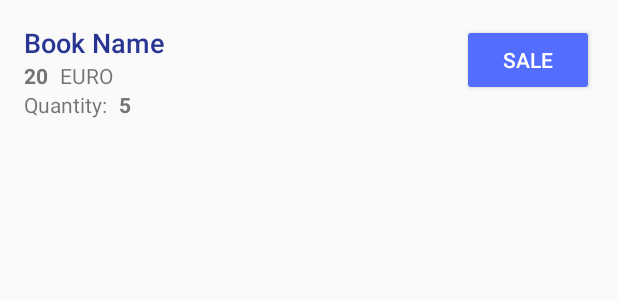
After one commit to natasak/InventoryApp, an Android app: the layout list_item.xml on its own in the app's theme, with its tools: preview values and no code run, on a phone screen of 412 x 824 dp. The commit adds this screen. Shown: the top 300 px of the screen. Run offline under Robolectric (Android 15) with nearby library versions, the phone set to English and light mode, and no system bars.

Commit message:
Updated UI for list of books in ListView with CursorAdapter.

```diff
--- /dev/null
+++ b/app/src/main/res/layout/list_item.xml
@@ -0,0 +1,67 @@
+<?xml version="1.0" encoding="utf-8"?>
+
+<!-- Layout for a single list item in the list of books -->
+<RelativeLayout xmlns:android="http://schemas.android.com/apk/res/android"
+    android:layout_width="match_parent"
+    android:layout_height="wrap_content"
+    xmlns:tools="http://schemas.android.com/tools"
+    android:padding="@dimen/size16dp">
+
+    <TextView
+        android:id="@+id/name"
+        android:layout_width="wrap_content"
+        android:layout_height="wrap_content"
+        android:fontFamily="sans-serif-medium"
+        android:textAppearance="?android:textAppearanceMedium"
+        android:textColor="@color/textColorName"
+        tools:text="@string/text_book_name" />
+
+    <TextView
+        android:id="@+id/price"
+        android:layout_below="@+id/name"
+        android:layout_width="wrap_content"
+        android:layout_height="wrap_content"
+        android:fontFamily="sans-serif"
+        android:textAppearance="?android:textAppearanceSmall"
+        android:textColor="@color/textColorPrice"
+        tools:text="@string/text_book_price"
+        android:textStyle="bold" />
+
+    <TextView
+        android:layout_width="wrap_content"
+        android:layout_height="wrap_content"
+        android:layout_toRightOf="@+id/price"
+        android:layout_below="@+id/name"
+        android:paddingLeft="@dimen/size8dp"
+        android:text="@string/text_book_euro"
+        android:textAllCaps="true"/>
+
+    <TextView
+        android:id="@+id/quantityText"
+        android:layout_below="@+id/price"
+        android:layout_width="wrap_content"
+        android:layout_height="wrap_content"
+        android:paddingRight="@dimen/size8dp"
+        android:text="@string/text_book_quantity" />
+
+    <TextView
+        android:id="@+id/quantity"
+        android:layout_width="wrap_content"
+        android:layout_height="wrap_content"
+        android:layout_toRightOf="@+id/quantityText"
+        android:layout_below="@+id/price"
+        android:fontFamily="sans-serif"
+        android:textAppearance="?android:textAppearanceSmall"
+        android:textColor="@color/textColorPrice"
+        tools:text="@string/text_book_quantity_number"
+        android:textStyle="bold" />
+
+    <Button
+        android:id="@+id/buttonSale"
+        android:layout_width="wrap_content"
+        android:layout_height="wrap_content"
+        android:layout_alignParentRight="true"
+        android:text="@string/button_text_sale"
+        android:textColor="@color/colorButtonWhite"  />
+
+</RelativeLayout>
--- a/app/src/main/res/values/colors.xml
+++ b/app/src/main/res/values/colors.xml
@@ -3,6 +3,10 @@
     <color name="colorPrimary">#3F51B5</color>
     <color name="colorPrimaryDark">#303F9F</color>
     <color name="colorAccent">#FF4081</color>
+
+    <!-- Background color of buttons in the app -->
+    <color name="colorButtonNormal">#536dfe</color>
+    <color name="colorButtonWhite">#ffffff</color>
 
     <!-- Primary color for the editor -->
     <color name="editorColorPrimary">#25307b</color>
@@ -10,4 +14,10 @@
     <!-- Primary dark color for the editor -->
     <color name="editorColorPrimaryDark">#1c255e</color>
 
+    <!-- Text color for Book Name -->
+    <color name="textColorName">#283593</color>
+
+    <!-- Text color for Book Price and Quantity -->
+    <color name="textColorPrice">#757575</color>
+
 </resources>
--- a/app/src/main/res/values/dimens.xml
+++ b/app/src/main/res/values/dimens.xml
@@ -10,5 +10,6 @@
     <dimen name="size0dp">0dp</dimen>
     <dimen name="size1">1</dimen>
     <dimen name="size16dp">16dp</dimen>
+    <dimen name="size8dp">8dp</dimen>
 
 </resources>
--- a/app/src/main/res/values/strings.xml
+++ b/app/src/main/res/values/strings.xml
@@ -40,7 +40,19 @@
     <!-- Text hint for supplier phone number field in the editor -->
     <string name="hint_supplier_phone_number">Phone Number</string>
 
+    <!-- TextView for Book Name in ListView -->
+    <string name="text_book_name">Book Name</string>
 
+    <!-- TextView for Book price in ListView -->
+    <string name="text_book_price">20</string>
+    <string name="text_book_euro">euro</string>
+
+    <!-- TextView for Book Quantity in ListView -->
+    <string name="text_book_quantity">Quantity:</string>
+    <string name="text_book_quantity_number">5</string>
+
+    <!-- Text for Button -->
+    <string name="button_text_sale">sale</string>
 
 
 </resources>
--- a/app/src/main/res/values/styles.xml
+++ b/app/src/main/res/values/styles.xml
@@ -6,6 +6,9 @@
         <item name="colorPrimary">@color/colorPrimary</item>
         <item name="colorPrimaryDark">@color/colorPrimaryDark</item>
         <item name="colorAccent">@color/colorAccent</item>
+
+        <!-- Background color of buttons in the app -->
+        <item name="colorButtonNormal">@color/colorButtonNormal</item>
     </style>
 
     <!-- Theme of the editor -->
```
Also changed, not shown: app/src/main/java/com/example/natasa/inventoryapp/BookCursorAdapter.java (added, +71 -0 lines), app/src/main/java/com/example/natasa/inventoryapp/MainActivity.java (+7 -40 lines), app/src/main/res/layout/activity_main.xml (+4 -9 lines).
